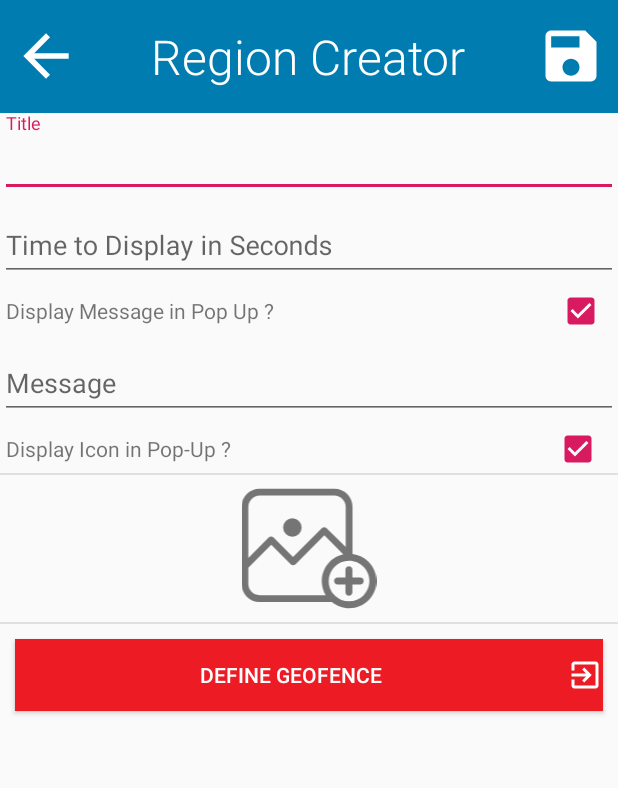
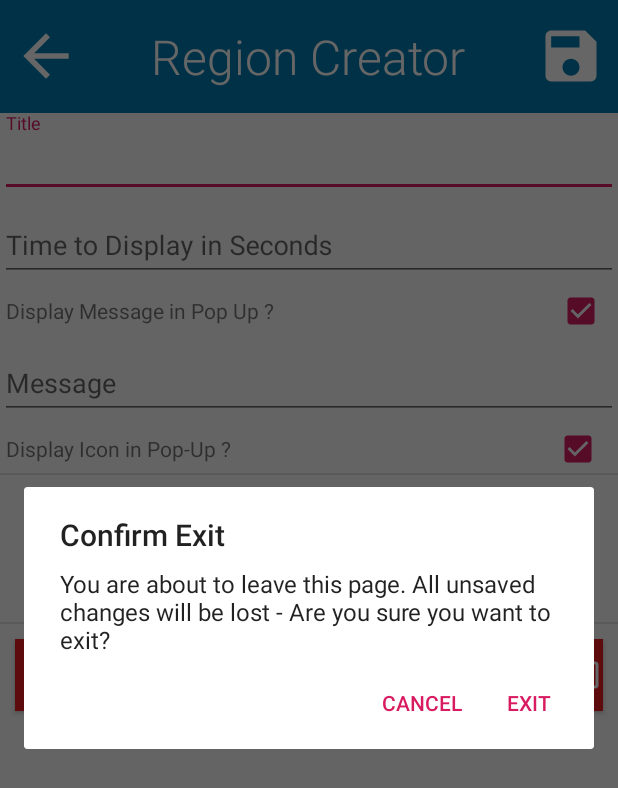
Before and after one commit to JamesSwinton/Personal-Shopper-Solution, an Android app: the GeofenceSettingsActivity screen opened directly, with no data from a screen before it, after a tap on an icon or button, on a phone screen of 412 x 824 dp. Shown: the top 788 px of the screen. Run offline under Robolectric (Android 15) with nearby library versions, the phone set to English and light mode, and no system bars; our stand-ins replace data binding; network calls fail.

Commit message:
Added confirmation dialog before exiting

```diff
--- a/app/src/main/java/com/ses/zebra/pssdemo_2019/Activities/SettingsActivities/GeofenceSettingsActivity.java
+++ b/app/src/main/java/com/ses/zebra/pssdemo_2019/Activities/SettingsActivities/GeofenceSettingsActivity.java
@@ -61,8 +61,7 @@ public class GeofenceSettingsActivity extends BaseActivity {
     mDataBinding = DataBindingUtil.setContentView(this, R.layout.activity_geofence_settings);
 
     // Init Back Listener
-    mDataBinding.headerIcon.setOnClickListener(view ->
-        NavUtils.navigateUpFromSameTask(this));
+    mDataBinding.headerIcon.setOnClickListener(view -> confirmBackNavigation());
 
     // Init Switch Listener for Check boxes (Optional message / icon)
     initDisplayOptionsListener();
@@ -91,6 +90,25 @@ public class GeofenceSettingsActivity extends BaseActivity {
       mDataBinding.defineGeofence.setText("DEFINE GEOFENCE");
       mDataBinding.defineGeofence.setBackgroundColor(getResources().getColor(R.color.zebraRed));
     }
+  }
+
+  private void confirmBackNavigation() {
+    AlertDialog.Builder confirmExitDialogBuilder = new AlertDialog.Builder(this)
+        .setTitle("Confirm Exit")
+        .setMessage("You are about to leave this page. All unsaved changes will be lost - " +
+            "Are you sure you want to exit?")
+        .setNegativeButton("CANCEL", (dialogInterface, i) -> dialogInterface.dismiss())
+        .setPositiveButton("EXIT", (dialogInterface, i) ->
+            NavUtils.navigateUpFromSameTask(this));
+
+    // Create & Show Dialog
+    AlertDialog confirmExitDialog = confirmExitDialogBuilder.create();
+    confirmExitDialog.getWindow().setFlags(WindowManager.LayoutParams.FLAG_NOT_FOCUSABLE,
+        WindowManager.LayoutParams.FLAG_NOT_FOCUSABLE);
+    confirmExitDialog.show();
+    confirmExitDialog.getWindow().getDecorView().setSystemUiVisibility(
+        this.getWindow().getDecorView().getSystemUiVisibility());
+    confirmExitDialog.getWindow().clearFlags(WindowManager.LayoutParams.FLAG_NOT_FOCUSABLE);
   }
 
   private void initDisplayOptionsListener() {
```
Also changed, not shown: app/src/main/java/com/ses/zebra/pssdemo_2019/Activities/SettingsActivities/CreateGeofenceActivity.java (+20 -12 lines).
